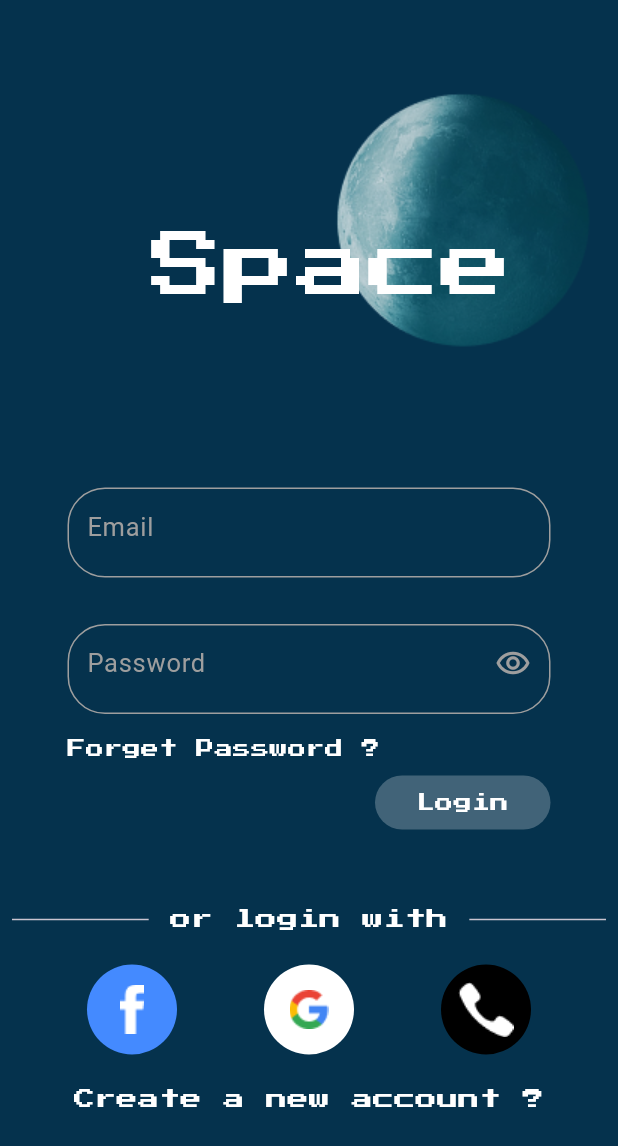
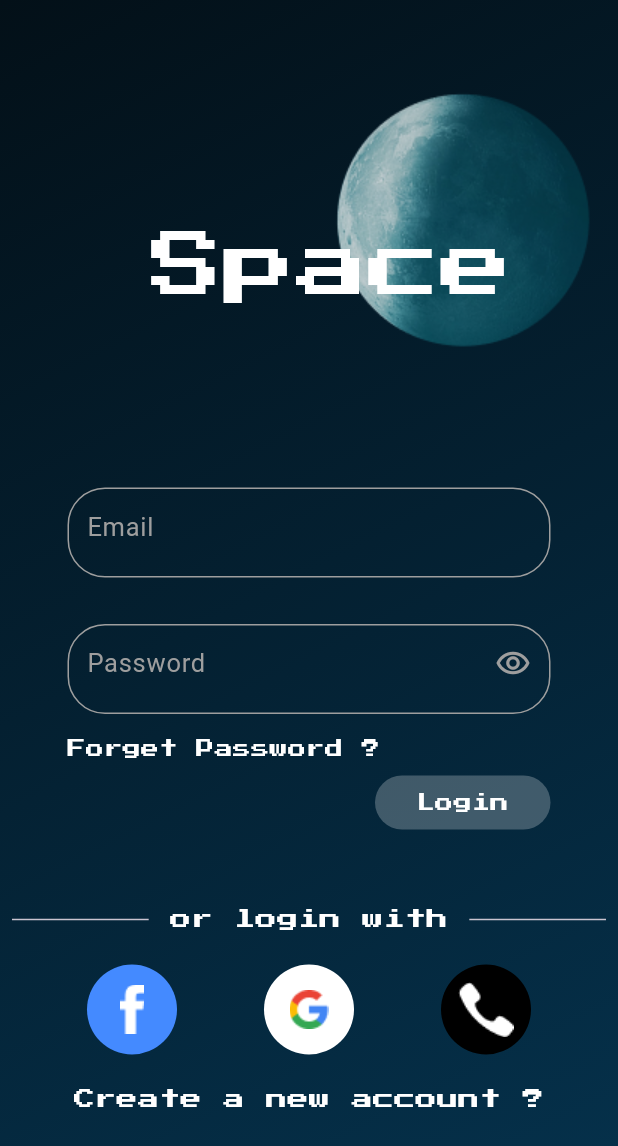
Before and after one commit to mohammedashraf16/space_app, a Flutter app: the screen it shows after launch, on a phone screen of 412 x 824 dp. Shown: the top 1146 px of the screen. Run offline on Flutter 3.47's test engine with Material 3 defaults, Android fonts, the phone set to English and light mode, and no system bars; our stand-ins replace google_fonts.

Commit message:
Refactoring code.

```diff
--- /dev/null
+++ b/lib/core/utils/custom_btn.dart
@@ -0,0 +1,32 @@
+import 'package:flutter/material.dart';
+import 'package:google_fonts/google_fonts.dart';
+
+class CustomBtn extends StatelessWidget {
+  const CustomBtn({super.key, required this.text});
+final String text;
+  @override
+  Widget build(BuildContext context) {
+    return GestureDetector(
+      child: Container(
+        margin: const EdgeInsets.only(right: 45, top: 10, left: 250),
+        alignment: Alignment.center,
+        width: 100,
+        height: 36,
+        decoration: ShapeDecoration(
+          color: Colors.white24,
+          shape: RoundedRectangleBorder(
+            borderRadius: BorderRadius.circular(50),
+          ),
+        ),
+        child: Text(
+          text,
+          style: GoogleFonts.pressStart2p(
+            fontSize: 12,
+            color: Colors.white,
+            fontWeight: FontWeight.w400,
+          ),
+        ),
+      ),
+    );
+  }
+}
--- a/lib/features/auth/screens/login_screen.dart
+++ b/lib/features/auth/screens/login_screen.dart
@@ -1,5 +1,6 @@
 import 'package:flutter/material.dart';
 import 'package:google_fonts/google_fonts.dart';
+import 'package:space_app/core/utils/custom_btn.dart';
 import 'package:space_app/core/utils/custom_circle_avatar.dart';
 import 'package:space_app/core/utils/main_text_field.dart';
 import 'package:space_app/features/auth/screens/register_screen.dart';
@@ -14,6 +15,19 @@ class LoginScreen extends StatelessWidget {
   Widget build(BuildContext context) {
     return Scaffold(
       body: SingleChildScrollView(
+        child: Container(
+          width: double.infinity,
+          height: MediaQuery.of(context).size.height,
+          decoration: const BoxDecoration(
+            gradient: LinearGradient(
+              colors: [
+                Color(0xFF031018),
+                Color(0xFF05324D),
+              ],
+              begin: Alignment.topLeft,
+              end: Alignment.bottomRight,
+            ),
+          ),
           child: Column(
             crossAxisAlignment: CrossAxisAlignment.stretch,
             children: [
@@ -79,28 +93,7 @@ class LoginScreen extends StatelessWidget {
                   ),
                 ),
               ),
-            GestureDetector(
-              child: Container(
-                margin: const EdgeInsets.only(right: 45, top: 10, left: 250),
-                alignment: Alignment.center,
-                width: 100,
-                height: 36,
-                decoration: ShapeDecoration(
-                  color: Colors.white24,
-                  shape: RoundedRectangleBorder(
-                    borderRadius: BorderRadius.circular(50),
-                  ),
-                ),
-                child: Text(
-                  "Login",
-                  style: GoogleFonts.pressStart2p(
-                    fontSize: 12,
-                    color: Colors.white,
-                    fontWeight: FontWeight.w400,
-                  ),
-                ),
-              ),
-            ),
+             const CustomBtn(text: "Login"),
               const SizedBox(height: 50),
               Padding(
                 padding: const EdgeInsets.symmetric(horizontal: 8.0),
@@ -145,6 +138,7 @@ class LoginScreen extends StatelessWidget {
             ],
           ),
         ),
+      ),
     );
   }
 }
--- a/lib/main.dart
+++ b/lib/main.dart
@@ -1,5 +1,6 @@
 import 'package:flutter/material.dart';
 import 'package:space_app/features/auth/screens/login_screen.dart';
+import 'package:space_app/features/auth/screens/register_screen.dart';
 
 
 void main (){
@@ -12,12 +13,10 @@ class MyApp extends StatelessWidget {
   Widget build(BuildContext context) {
     return  MaterialApp(
       debugShowCheckedModeBanner: false,
-      theme: ThemeData(
-        scaffoldBackgroundColor: const Color(0xff05324D)
-      ),
       initialRoute: LoginScreen.routeName,
       routes: {
-        LoginScreen.routeName: (context) => const LoginScreen()
+        LoginScreen.routeName: (context) => const LoginScreen(),
+        RegisterScreen.routeName: (context) =>  RegisterScreen(),
       },
     );
 }
```
Also changed, not shown: lib/features/auth/screens/register_screen.dart (+40 -10 lines). Lines whose indentation alone changed are shown as unchanged.
